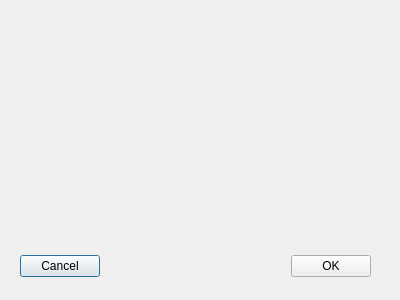
Above: NewTaskDialog.ui from Maksymr0906/ToDoList before the change. Below: the same form after it.
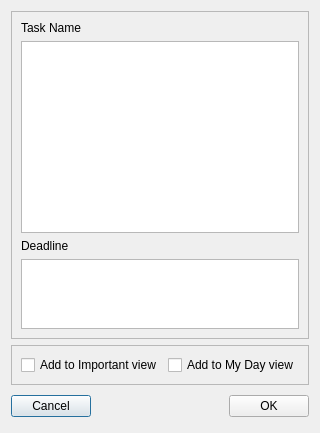
That is the form after the change.

Commit message: write functionality to add new task

Diff of the .ui file:
```diff
--- a/NewTaskDialog.ui
+++ b/NewTaskDialog.ui
@@ -6,22 +6,83 @@
    <rect>
     <x>0</x>
     <y>0</y>
-    <width>400</width>
-    <height>300</height>
+    <width>317</width>
+    <height>255</height>
    </rect>
   </property>
   <property name="windowTitle">
    <string>New Task</string>
   </property>
-  <widget class="QWidget" name="layoutWidget">
-   <property name="geometry">
-    <rect>
-     <x>20</x>
-     <y>250</y>
-     <width>351</width>
-     <height>33</height>
-    </rect>
-   </property>
+  <layout class="QVBoxLayout" name="verticalLayout_2">
+   <item>
+    <widget class="QFrame" name="texdEditsFrame">
+     <property name="frameShape">
+      <enum>QFrame::StyledPanel</enum>
+     </property>
+     <property name="frameShadow">
+      <enum>QFrame::Raised</enum>
+     </property>
+     <layout class="QVBoxLayout" name="verticalLayout">
+      <item>
+       <widget class="QLabel" name="taskNameLabel">
+        <property name="text">
+         <string>Task Name</string>
+        </property>
+       </widget>
+      </item>
+      <item>
+       <widget class="QTextEdit" name="taskNameTextEdit">
+        <property name="sizePolicy">
+         <sizepolicy hsizetype="Expanding" vsizetype="Fixed">
+          <horstretch>0</horstretch>
+          <verstretch>0</verstretch>
+         </sizepolicy>
+        </property>
+        <property name="lineWrapMode">
+         <enum>QTextEdit::WidgetWidth</enum>
+        </property>
+       </widget>
+      </item>
+      <item>
+       <widget class="QLabel" name="deadlineLabel">
+        <property name="text">
+         <string>Deadline</string>
+        </property>
+       </widget>
+      </item>
+      <item>
+       <widget class="QTextEdit" name="deadlineTextEdit"/>
+      </item>
+     </layout>
+    </widget>
+   </item>
+   <item>
+    <widget class="QFrame" name="checkBoxesFrame">
+     <property name="frameShape">
+      <enum>QFrame::StyledPanel</enum>
+     </property>
+     <property name="frameShadow">
+      <enum>QFrame::Raised</enum>
+     </property>
+     <layout class="QHBoxLayout" name="horizontalLayout">
+      <item>
+       <widget class="QCheckBox" name="isImportantCheckBox">
+        <property name="text">
+         <string>Add to Important view</string>
+        </property>
+       </widget>
+      </item>
+      <item>
+       <widget class="QCheckBox" name="isMyDayCheckBox">
+        <property name="text">
+         <string>Add to My Day view</string>
+        </property>
+       </widget>
+      </item>
+     </layout>
+    </widget>
+   </item>
+   <item>
    <layout class="QHBoxLayout">
     <property name="spacing">
      <number>6</number>
@@ -57,7 +118,8 @@
      </widget>
     </item>
    </layout>
-  </widget>
+   </item>
+  </layout>
  </widget>
  <resources/>
  <connections>
```
Lines whose indentation alone changed are shown as unchanged. The commit also changes 3 other files.
